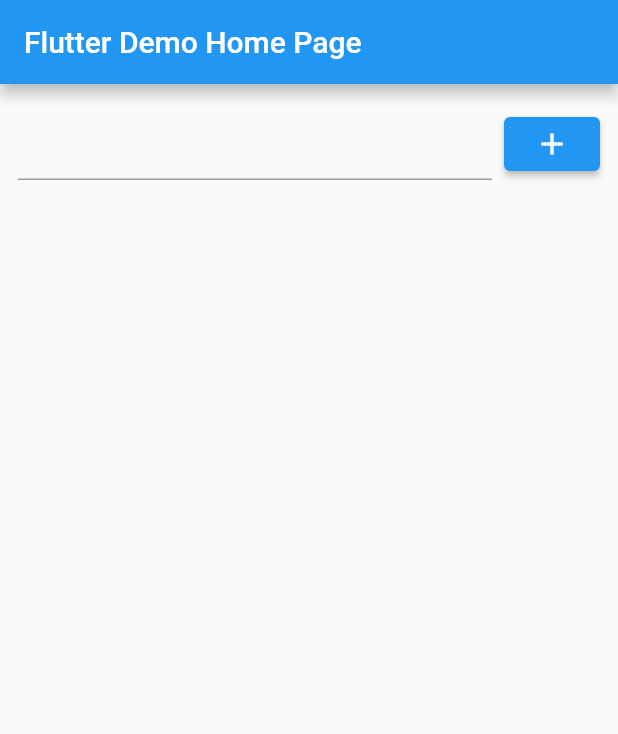
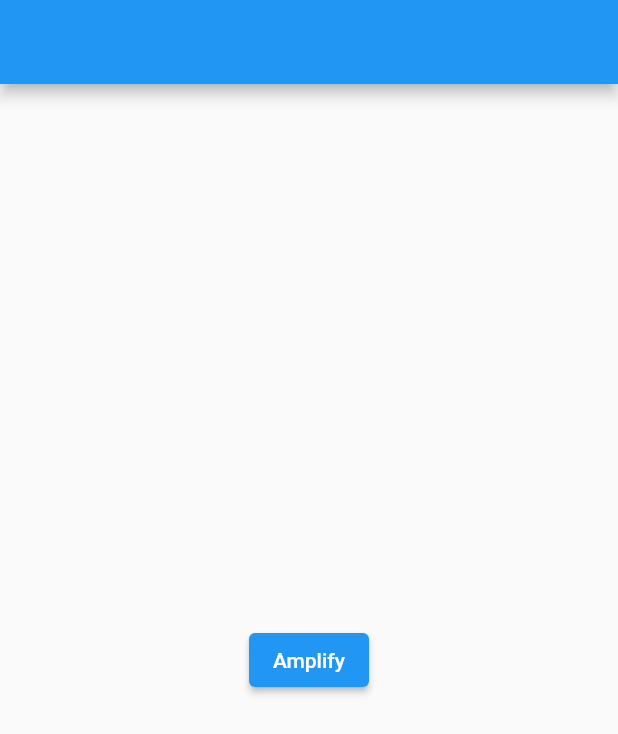
Before and after one commit to Zudah228/flutter_aws_workspace, a Flutter app: the screen it shows after launch, on a phone screen of 412 x 824 dp. Shown: the top 734 px of the screen. Run offline on Flutter 3.47's test engine with Material 2 defaults, Android fonts, the phone set to English and light mode, and no system bars; missing offline and left inert: amplify_api, amplify_core, amplify_datastore, amplify_flutter.

Commit message:
ページ分割

```diff
--- a/lib/main.dart
+++ b/lib/main.dart
@@ -1,11 +1,11 @@
-import 'dart:async';
-
 import 'package:amplify_api/amplify_api.dart';
 import 'package:amplify_datastore/amplify_datastore.dart';
 import 'package:amplify_flutter/amplify_flutter.dart';
 import 'package:flutter/material.dart';
-import 'package:flutter_aws_workspace/amplifyconfiguration.dart';
-import 'package:flutter_aws_workspace/amplify_gen/models/ModelProvider.dart';
+
+import 'amplify_gen/models/ModelProvider.dart';
+import 'amplifyconfiguration.dart';
+import 'pages/home_page.dart';
 
 void main() async {
   WidgetsFlutterBinding.ensureInitialized();
@@ -34,96 +34,7 @@
       theme: ThemeData(
         primarySwatch: Colors.blue,
       ),
-      home: const MyHomePage(title: 'Flutter Demo Home Page'),
+      home: const HomePage(),
     );
   }
 }
-
-class MyHomePage extends StatefulWidget {
-  const MyHomePage({super.key, required this.title});
-
-  final String title;
-
-  @override
-  State<MyHomePage> createState() => _MyHomePageState();
-}
-
-class _MyHomePageState extends State<MyHomePage> {
-  final GlobalKey<FormFieldState> _formFieldKey = GlobalKey<FormFieldState>();
-  List<Todo> _todos = [];
-
-  Future<void> _fetch() async {
-    final items = await Amplify.DataStore.query(Todo.classType);
-    if (items.any((e) => e.createdAt == null)) {
-      _fetch();
-    } else {
-      setState(() {
-        _todos = [...items];
-      });
-    }
-  }
-
-  Future<void> _save() async {
-    try {
-      if (!_formFieldKey.currentState!.validate()) return;
-      final name = _formFieldKey.currentState!.value;
-
-      await Amplify.DataStore.save<Todo>(Todo(name: name, isComplete: false));
-      _formFieldKey.currentState!.reset();
-      _fetch();
-    } catch (e) {
-      debugPrint(e.toString());
-    }
-  }
-
-  @override
-  void initState() {
-    WidgetsBinding.instance.addPostFrameCallback((_) {
-      _fetch();
-    });
-    super.initState();
-  }
-
-  @override
-  Widget build(BuildContext context) {
-    return Scaffold(
-      appBar: AppBar(
-        title: Text(widget.title),
-      ),
-      body: CustomScrollView(
-        slivers: [
-          SliverToBoxAdapter(
-            child: Padding(
-              padding: const EdgeInsets.symmetric(
-                vertical: 16,
-              ),
-              child: Row(
-                children: [
-                  Expanded(
-                      child: TextFormField(
-                    key: _formFieldKey,
-                    validator: (value) => value!.isEmpty ? 'required' : null,
-                  )),
-                  const SizedBox(width: 8),
-                  ElevatedButton(onPressed: _save, child: const Icon(Icons.add))
-                ],
-              ),
-            ),
-          ),
-          SliverList(
-            delegate: SliverChildBuilderDelegate((context, index) {
-              final todo = _todos[index];
-              return ListTile(
-                title: Text(todo.name ?? ''),
-                subtitle: Text(todo.createdAt?.format() ?? ''),
-              );
-            }, childCount: _todos.length),
-          )
-        ]
-            .map((e) => SliverPadding(
-                padding: const EdgeInsets.symmetric(horizontal: 12), sliver: e))
-            .toList(),
-      ),
-    );
-  }
-}
--- /dev/null
+++ b/lib/pages/home_page.dart
@@ -0,0 +1,33 @@
+import 'package:flutter/material.dart';
+
+import 'amplify_dynamo_db/amplify_dynamo_db_page.dart';
+
+class HomePage extends StatelessWidget {
+  const HomePage({super.key});
+
+  @override
+  Widget build(BuildContext context) {
+    return Scaffold(
+      appBar: AppBar(),
+      body: Center(
+        child: Column(
+          mainAxisAlignment: MainAxisAlignment.center,
+          crossAxisAlignment: CrossAxisAlignment.center,
+          children: [
+            ElevatedButton(
+              onPressed: () {
+                Navigator.push(
+                  context,
+                  MaterialPageRoute(
+                    builder: (context) => const AmplifyDynamoDbPage(),
+                  ),
+                );
+              },
+              child: const Text('Amplify'),
+            )
+          ],
+        ),
+      ),
+    );
+  }
+}
```
Also changed, not shown: analysis_options.yaml (+27 -24 lines), lib/pages/amplify_dynamo_db/amplify_dynamo_db_page.dart (added, +99 -0 lines).
